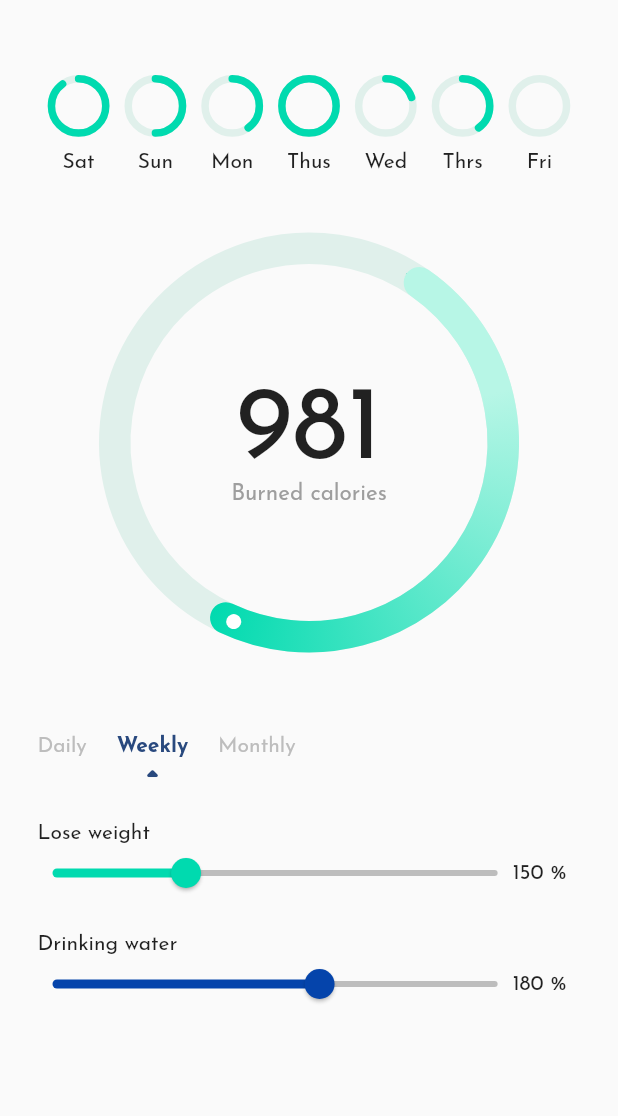
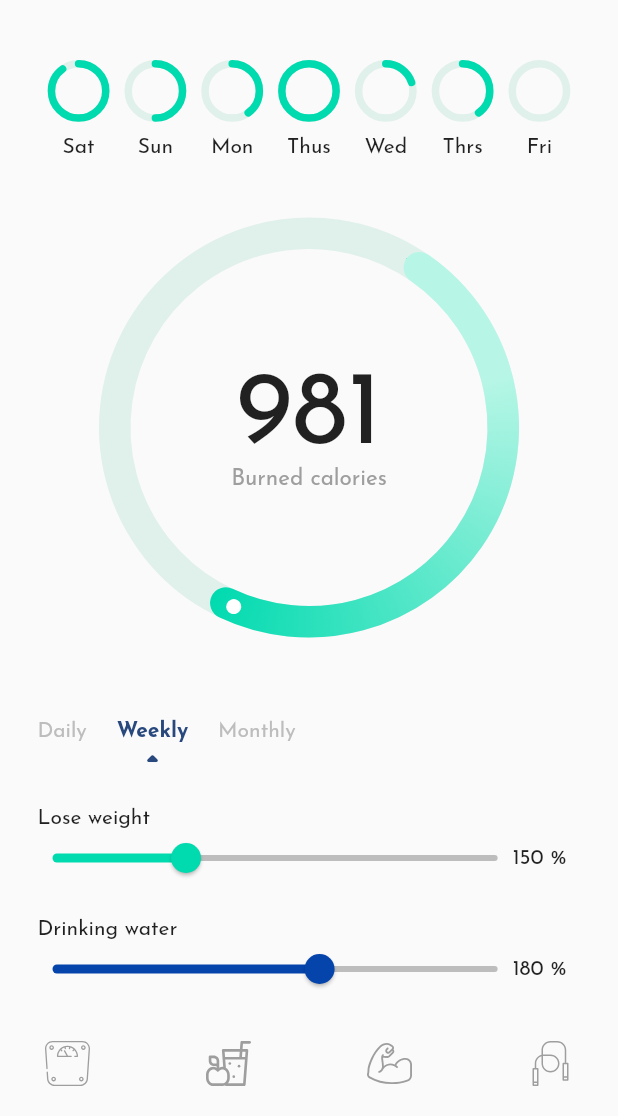
Before and after one commit to mohmedkasim/HealtyLife, a Flutter app: the screen it shows after launch, on a phone screen of 412 x 824 dp, the part 120-1236 px from its top. Run offline on Flutter 3.47's test engine with Material 2 defaults, Android fonts, the phone set to English and light mode, and no system bars; drawn by our look-alikes of percent_indicator, syncfusion_flutter_gauges; our stand-ins replace flutter_svg.

Commit message:
add bottom bar

```diff
--- a/lib/screens/home_screen.dart
+++ b/lib/screens/home_screen.dart
@@ -1,9 +1,11 @@
 import 'package:flutter/material.dart';
+import 'package:flutter_svg/flutter_svg.dart';
 import 'package:gym_schedule/ExampleData.dart';
 import 'package:gym_schedule/components/radial_gauge.dart';
 import 'package:gym_schedule/components/slider_input.dart';
 import 'package:gym_schedule/components/user_account_container.dart';
 import 'package:gym_schedule/components/week_progress.dart';
+import 'package:gym_schedule/screens/record_day.dart';
 import 'package:syncfusion_flutter_gauges/gauges.dart';
 
 class HomeScreen extends StatefulWidget {
@@ -59,7 +61,7 @@ class _HomeScreenState extends State<HomeScreen> {
                   ],
                 ),
                 SizedBox(
-                  height: 50,
+                  height: 40,
                 ),
                 ConstrainedBox(
                   constraints: BoxConstraints(maxHeight: 70),
@@ -120,6 +122,39 @@ class _HomeScreenState extends State<HomeScreen> {
                   value: 180,
                   text: "Drinking water",
                   color: Color.fromRGBO(5, 68, 171, 1),
+                ),
+              ],
+            ),
+          ),
+          bottomNavigationBar: Padding(
+            padding:
+                const EdgeInsets.only(right: 30, left: 30, top: 10, bottom: 20),
+            child: Row(
+              mainAxisAlignment: MainAxisAlignment.spaceBetween,
+              children: [
+                SvgPicture.asset(
+                  'assets/images/scale.svg',
+                  width: 30,
+                  color: Colors.grey,
+                ),
+                SvgPicture.asset(
+                  'assets/images/apple-juice.svg',
+                  width: 30,
+                  color: Colors.grey,
+                ),
+                GestureDetector(
+                  onTap: () => Navigator.push(context,
+                      MaterialPageRoute(builder: (context) => DailyRecord())),
+                  child: SvgPicture.asset(
+                    'assets/images/muscles.svg',
+                    width: 30,
+                    color: Colors.grey,
+                  ),
+                ),
+                SvgPicture.asset(
+                  'assets/images/jump-rope.svg',
+                  width: 30,
+                  color: Colors.grey,
                 )
               ],
             ),
```
